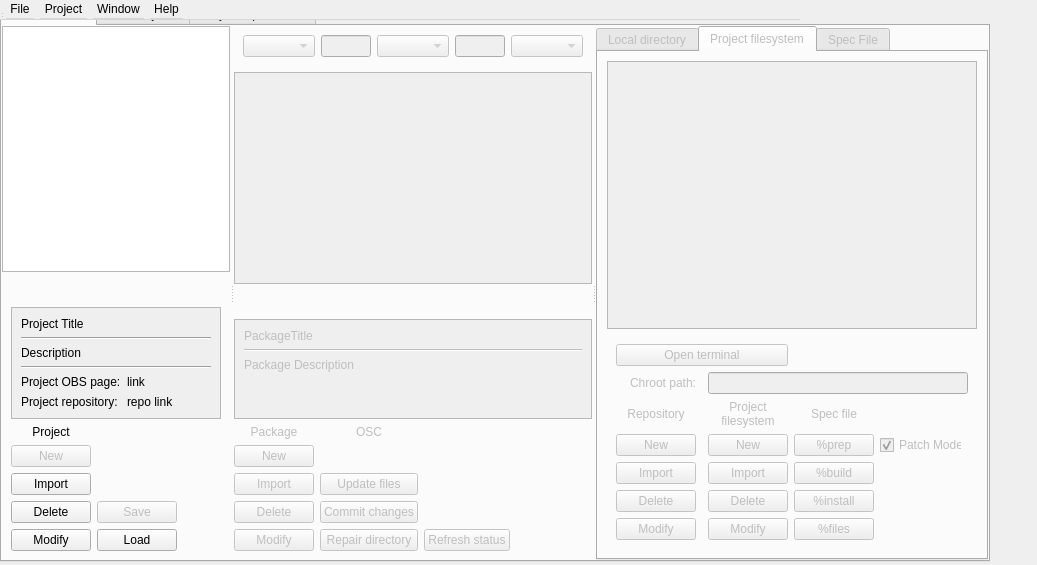
First picture: the form in src/ObsLightGui/ui/obsLightMain.ui, repository ronan22/obs-light, before the edit.
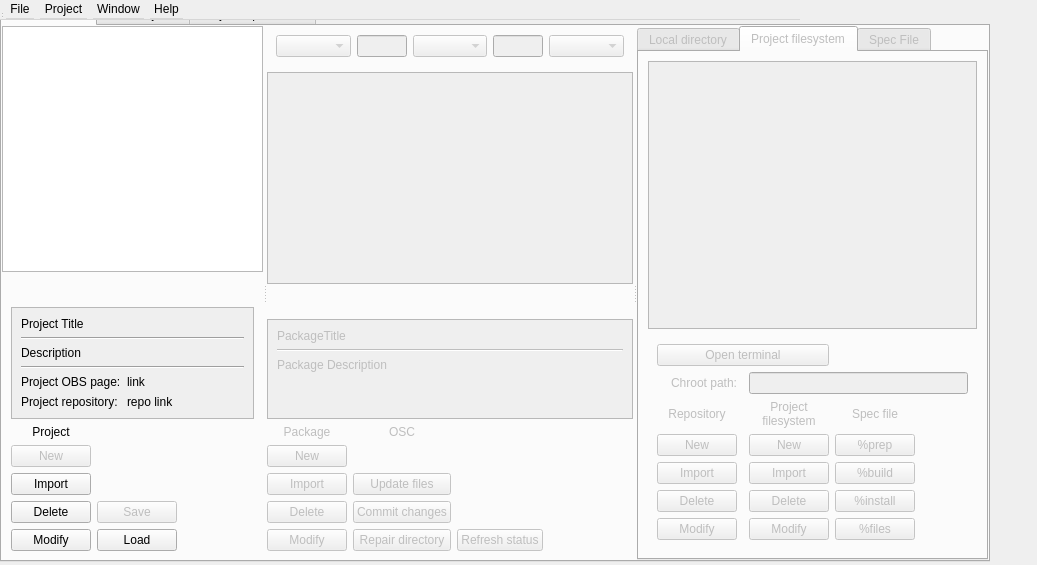
Second picture: the form after the edit. The open tabs and pages were chosen to show the change. Icons and pictures are not drawn. Custom widgets are drawn as their Qt base class.

Commit message: - remove patch Mode from ui.

Diff of the .ui file:
```diff
--- a/src/ObsLightGui/ui/obsLightMain.ui
+++ b/src/ObsLightGui/ui/obsLightMain.ui
@@ -974,7 +974,7 @@
                   </property>
                  </widget>
                 </item>
-                <item row="1" column="2" colspan="4">
+                <item row="1" column="2" colspan="3">
                  <widget class="QLineEdit" name="chrootPathLineEdit">
                   <property name="toolTip">
                    <string>The path of the project filesystem on the local filesystem.</string>
@@ -1072,7 +1072,7 @@
                   </property>
                  </widget>
                 </item>
-                <item row="5" column="5">
+                <item row="5" column="4">
                  <spacer name="horizontalSpacer_4">
                   <property name="orientation">
                    <enum>Qt::Horizontal</enum>
@@ -1161,25 +1161,6 @@
                   </property>
                  </widget>
                 </item>
-                <item row="3" column="4">
-                 <widget class="QCheckBox" name="patchModeCheckBox">
-                  <property name="toolTip">
-                   <string>The &quot;Patch Mode&quot; allows the user to automatically generate patches from his local work.
-The &quot;Patch Mode&quot; requires the user to perform a &quot;% prep&quot; and a first &quot;% build&quot;.
-If the user disables the &quot;Patch Mode&quot;, it definitely will be disabled.
-To reactivate the &quot;Patch Mode&quot; re-install the package.</string>
-                  </property>
-                  <property name="text">
-                   <string>Patch Mode</string>
-                  </property>
-                  <property name="checked">
-                   <bool>true</bool>
-                  </property>
-                  <property name="tristate">
-                   <bool>false</bool>
-                  </property>
-                 </widget>
-                </item>
                </layout>
               </widget>
              </item>
```
Left out of the diff: 4 changed lines with no effect on the pictures.
